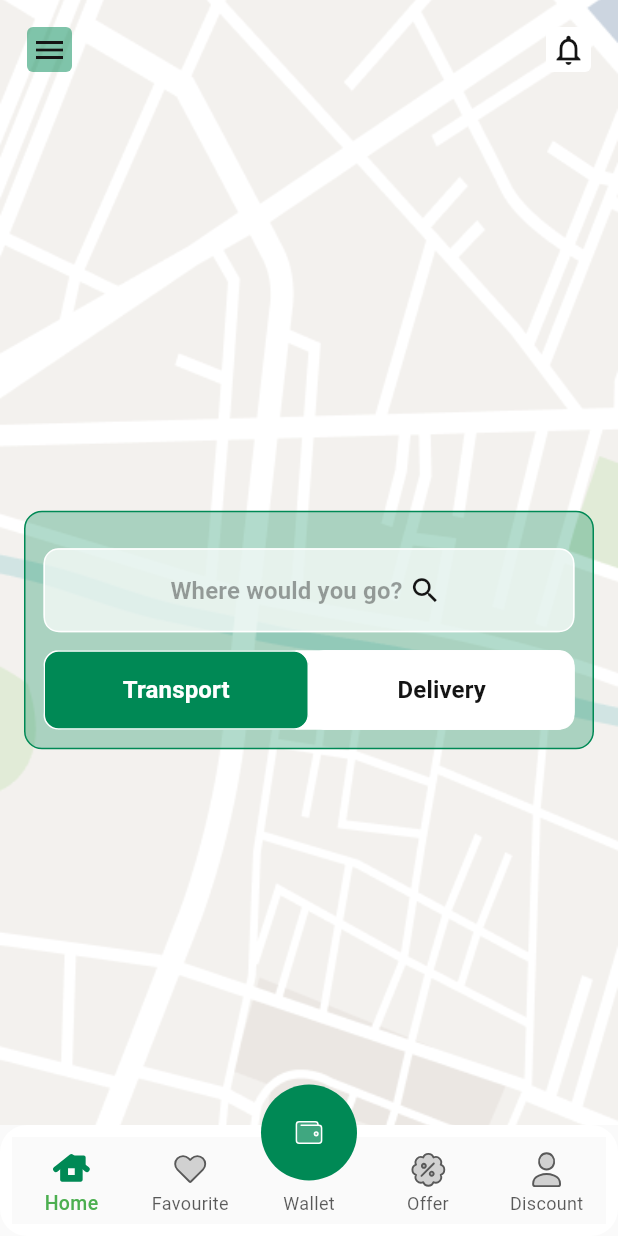
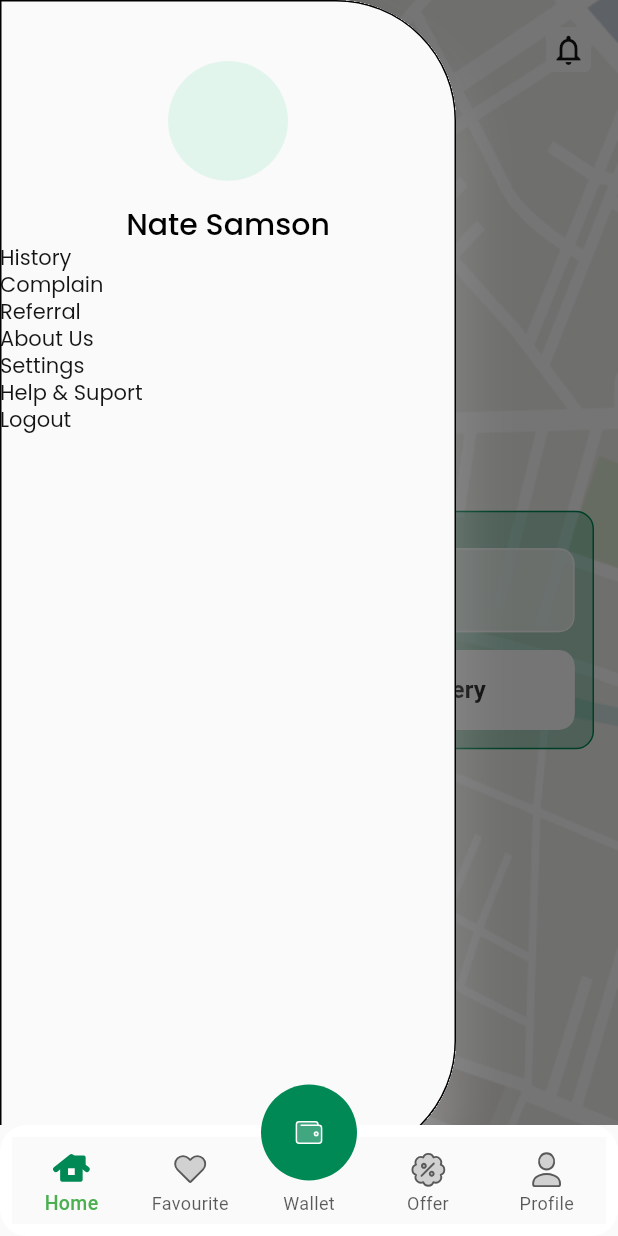
Before and after one commit to sauravchaulagain/rideapp, a Flutter app: the screen it shows after launch, with the side drawer open (before the commit the screen has no drawer), on a phone screen of 412 x 824 dp. Run offline on Flutter 3.47's test engine with Material 2 defaults, Android fonts, the phone set to English and light mode, and no system bars; our stand-ins replace cached_network_image, flutter_svg.

Commit message:
code dump

```diff
--- a/lib/feature/dashboard/dashboard_widget.dart
+++ b/lib/feature/dashboard/dashboard_widget.dart
@@ -99,7 +99,7 @@ class _DashboardWidgetState extends State<DashboardWidget> {
                       ? CustomTheme.appColor
                       : CustomTheme.darkColor.withOpacity(0.7),
                   width: 30),
-              label: 'Discount',
+              label: 'Profile',
             ),
           ],
           currentIndex: _selectedIndex,
--- a/lib/feature/dashboard/homeScreen/home_page_widget.dart
+++ b/lib/feature/dashboard/homeScreen/home_page_widget.dart
@@ -1,6 +1,8 @@
 import 'package:flutter/material.dart';
+import 'package:portfolioapp/app/text_style.dart';
 import 'package:portfolioapp/common/constant/assets.dart';
 import 'package:portfolioapp/common/theme.dart';
+import 'package:portfolioapp/common/utils/size_utils.dart';
 import 'package:portfolioapp/common/widget/common_dialogue_box.dart';
 import 'package:portfolioapp/common/widget/custom_button.dart';
 import 'package:portfolioapp/common/widget/custom_text_field.dart';
@@ -17,11 +19,48 @@ class HomePageWidget extends StatefulWidget {
 
 class _HomePageWidgetState extends State<HomePageWidget> {
   bool isTransport = true;
-
+  // bool isDrawerOpen = false;
+  final GlobalKey<ScaffoldState> _scaffoldKey = GlobalKey();
   @override
   Widget build(BuildContext context) {
     return PageWrapper(
       padding: EdgeInsets.zero,
+      body: SafeArea(
+        child: Scaffold(
+          drawer: Drawer(
+              shape: const OutlineInputBorder(
+                  borderRadius: BorderRadius.only(
+                      topRight: Radius.circular(80),
+                      bottomRight: Radius.circular(80)),
+                  borderSide: BorderSide()),
+              child: Column(
+                children: [
+                  SizedBox(height: 5.h),
+                  Container(
+                    margin: const EdgeInsets.only(bottom: 18),
+                    decoration: const BoxDecoration(
+                        shape: BoxShape.circle,
+                        color: CustomTheme.secondaryColor),
+                    height: 80.hp,
+                  ),
+                  Text(
+                    "Nate Samson",
+                    style: PoppinsTextStyles.titleMediumRegular
+                        .copyWith(fontWeight: FontWeight.w500),
+                  ),
+                  ListView.builder(
+                    shrinkWrap: true,
+                    physics: const NeverScrollableScrollPhysics(),
+                    itemCount: drawerItems.length,
+                    itemBuilder: (context, index) => Text(
+                      drawerItems[index],
+                      style: PoppinsTextStyles.labelMediumRegular,
+                    ),
+                  )
+                ],
+              )),
+          backgroundColor: Colors.transparent,
+          key: _scaffoldKey,
           body: SafeArea(
             child: Container(
               decoration: const BoxDecoration(
@@ -29,7 +68,15 @@ class _HomePageWidgetState extends State<HomePageWidget> {
                     image: AssetImage(Assets.mapImage), fit: BoxFit.cover),
               ),
               child: Column(children: [
-            const HomePageTopBar(),
+                HomePageTopBar(
+                  onTap: () {
+                    if (_scaffoldKey.currentState!.isDrawerOpen == false) {
+                      _scaffoldKey.currentState!.openDrawer();
+                    } else {
+                      _scaffoldKey.currentState!.openEndDrawer();
+                    }
+                  },
+                ),
                 Expanded(
                   child: Column(
                     crossAxisAlignment: CrossAxisAlignment.center,
@@ -121,6 +168,18 @@ class _HomePageWidgetState extends State<HomePageWidget> {
               ]),
             ),
           ),
+        ),
+      ),
     );
   }
+
+  final List drawerItems = [
+    "History",
+    "Complain",
+    "Referral",
+    "About Us",
+    "Settings",
+    "Help & Suport",
+    "Logout"
+  ];
 }
--- a/lib/feature/dashboard/homeScreen/widget/home_page_topbar.dart
+++ b/lib/feature/dashboard/homeScreen/widget/home_page_topbar.dart
@@ -3,7 +3,8 @@ import 'package:portfolioapp/common/theme.dart';
 import 'package:portfolioapp/feature/notification/notification_widget.dart';
 
 class HomePageTopBar extends StatelessWidget {
-  const HomePageTopBar({super.key});
+  final Function() onTap;
+  const HomePageTopBar({super.key, required this.onTap});
 
   @override
   Widget build(BuildContext context) {
@@ -12,7 +13,9 @@ class HomePageTopBar extends StatelessWidget {
       child: Row(
         mainAxisAlignment: MainAxisAlignment.spaceBetween,
         children: [
-          Container(
+          InkWell(
+            onTap: onTap,
+            child: Container(
                 padding: const EdgeInsets.all(3),
                 decoration: BoxDecoration(
                     color: CustomTheme.appColor.withOpacity(0.5),
@@ -21,6 +24,7 @@ class HomePageTopBar extends StatelessWidget {
                   Icons.menu,
                   color: CustomTheme.darkColor,
                 )),
+          ),
           InkWell(
             onTap: () {
               Navigator.push(
--- a/lib/feature/dashboard/offer/offer_widget.dart
+++ b/lib/feature/dashboard/offer/offer_widget.dart
@@ -39,6 +39,8 @@ class _OfferWidgetState extends State<OfferWidget> {
               padding: EdgeInsets.zero,
             ),
           ),
-                )));
+        ),
+      ),
+    );
   }
 }
```
Also changed, not shown: lib/feature/dashboard/profile/profile_widget.dart (+81 -4 lines). Lines whose indentation alone changed are shown as unchanged.
